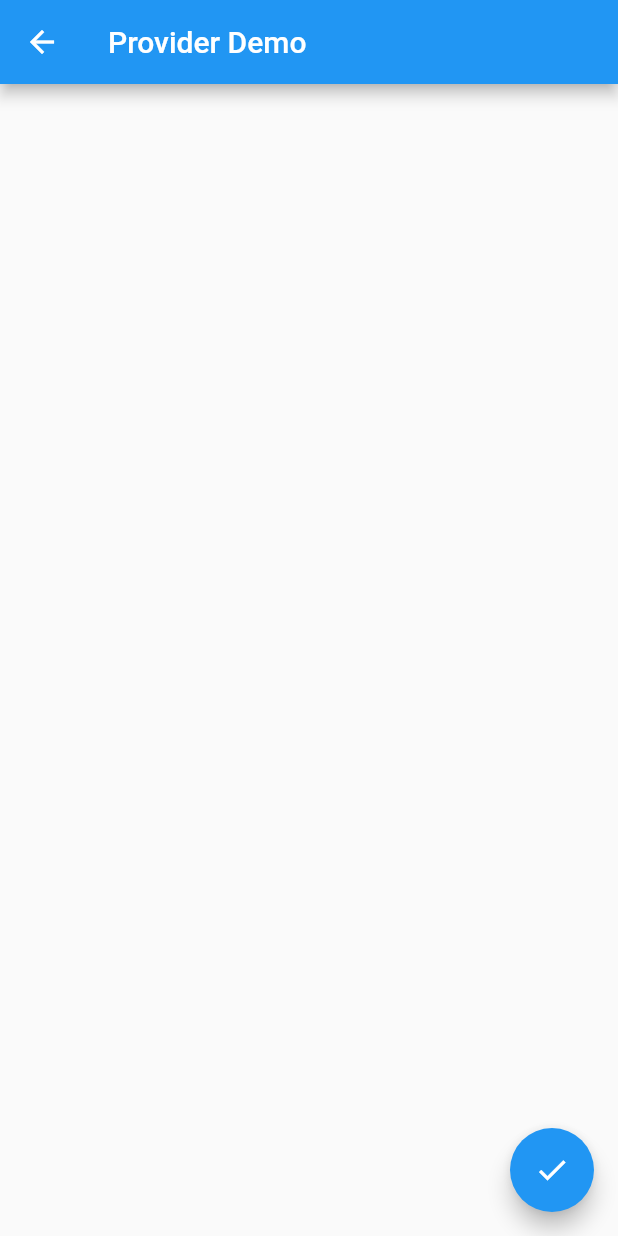
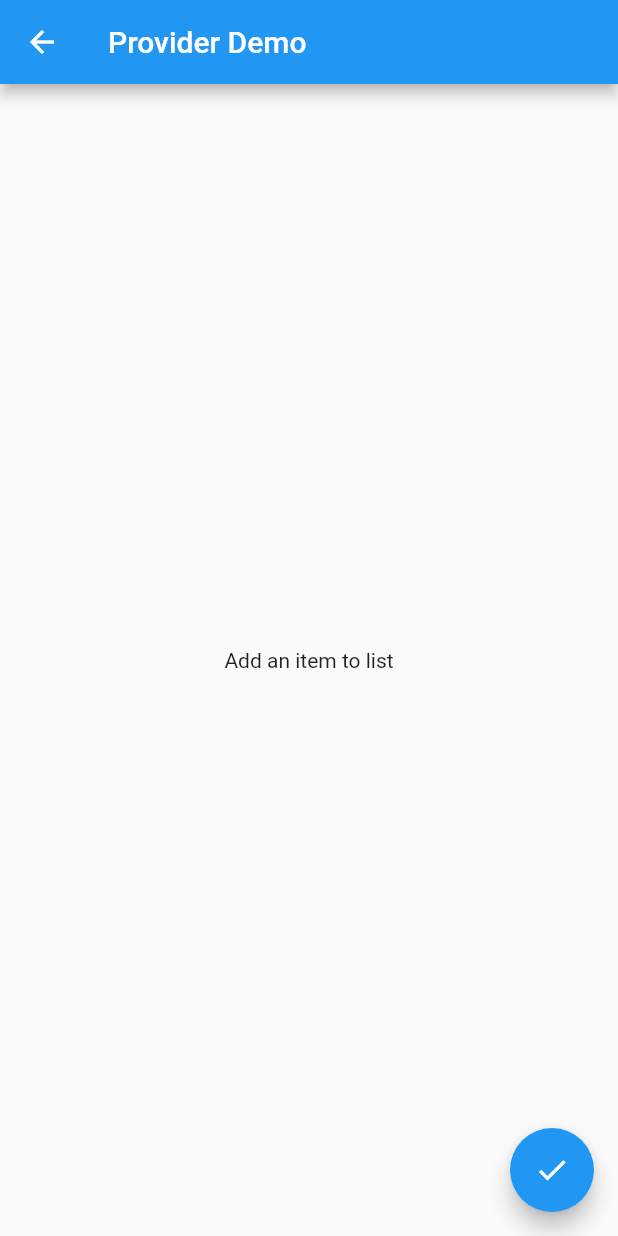
Before and after one commit to urmilshroff/provider_demo, a Flutter app: the screen it shows after launch, after a tap on the "add" icon, on a phone screen of 412 x 824 dp. Run offline on Flutter 3.47's test engine with Material 2 defaults, Android fonts, the phone set to English and light mode, and no system bars.

Commit message:
Commented code

```diff
--- a/lib/main.dart
+++ b/lib/main.dart
@@ -10,10 +10,10 @@ void main() {
 class MyApp extends StatelessWidget {
   @override
   Widget build(BuildContext context) {
-    return MultiProvider(
+    return MultiProvider( // better to use MultiProvider
       providers: [
         ChangeNotifierProvider<ItemAddNotifier>(
-          create: (context) => ItemAddNotifier(),
+          create: (context) => ItemAddNotifier(), // returns ItemAddNotifier()
         ),
       ],
       child: MaterialApp(
--- a/lib/models/item.dart
+++ b/lib/models/item.dart
@@ -6,7 +6,9 @@ class Item {
 }
 
 class ItemAddNotifier extends ChangeNotifier {
+  // can be used with ChangeNotifierProvider & Consumer
   List<Item> itemList = [];
+
   void addItem(String name) {
     itemList.add(Item(name));
     notifyListeners();
--- a/lib/pages/add_item_page.dart
+++ b/lib/pages/add_item_page.dart
@@ -5,14 +5,18 @@ import 'package:provider_demo/models/item.dart';
 class MyAddItemPage extends StatelessWidget {
   @override
   Widget build(BuildContext context) {
+    // this widget also has access to the item list
     return Scaffold(
       appBar: AppBar(
         title: Text('Provider Demo'),
       ),
-      body: Container(),
+      body: Center(
+        child: Text('Add an item to list'),
+      ),
       floatingActionButton: FloatingActionButton(
         child: Icon(Icons.check),
         onPressed: () {
+          // action takes place here
           Provider.of<ItemAddNotifier>(context, listen: false).addItem('Hello');
           Navigator.pop(context);
         },
--- a/lib/pages/home_page.dart
+++ b/lib/pages/home_page.dart
@@ -11,10 +11,12 @@ class MyHomePage extends StatelessWidget {
         title: Text('Provider Demo'),
       ),
       body: Consumer<ItemAddNotifier>(
+        // listens for changes to the list and rebuilds widgets inside it
         builder: (context, itemAddNotifier, child) => ListView.builder(
           itemCount: itemAddNotifier.itemList.length,
-          itemBuilder: (context, index) =>
-              Center(child: Text(itemAddNotifier.itemList[index].itemName)),
+          itemBuilder: (context, index) => Center(
+            child: Text(itemAddNotifier.itemList[index].itemName),
+          ),
         ),
       ),
       floatingActionButton: FloatingActionButton(
```
